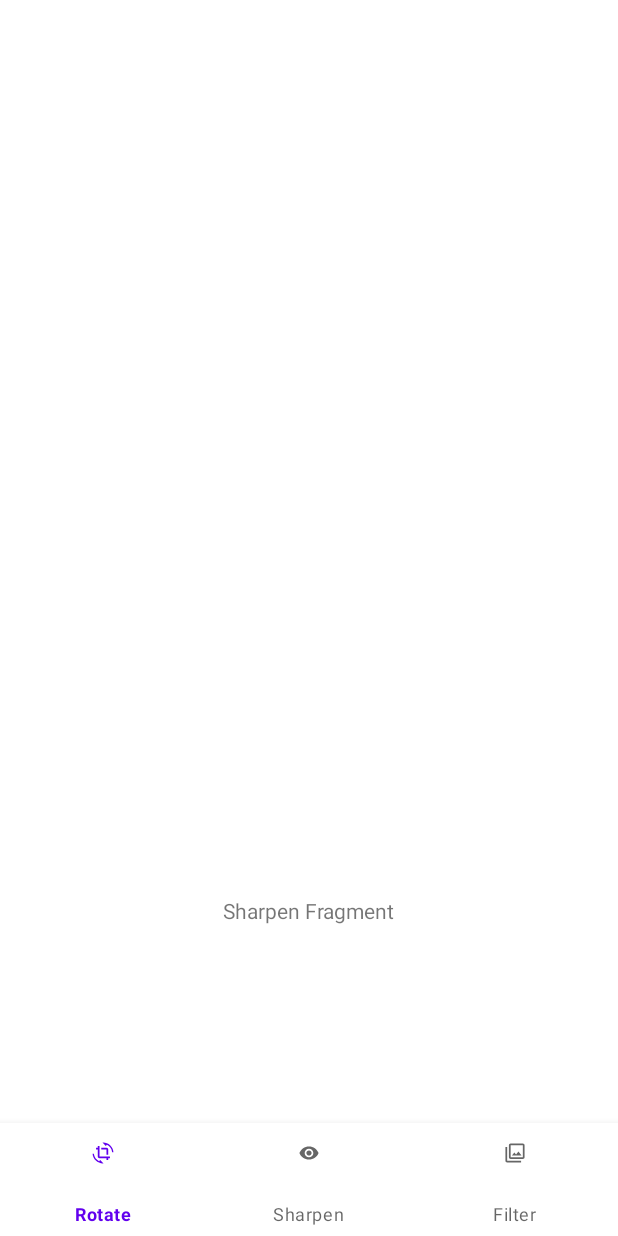
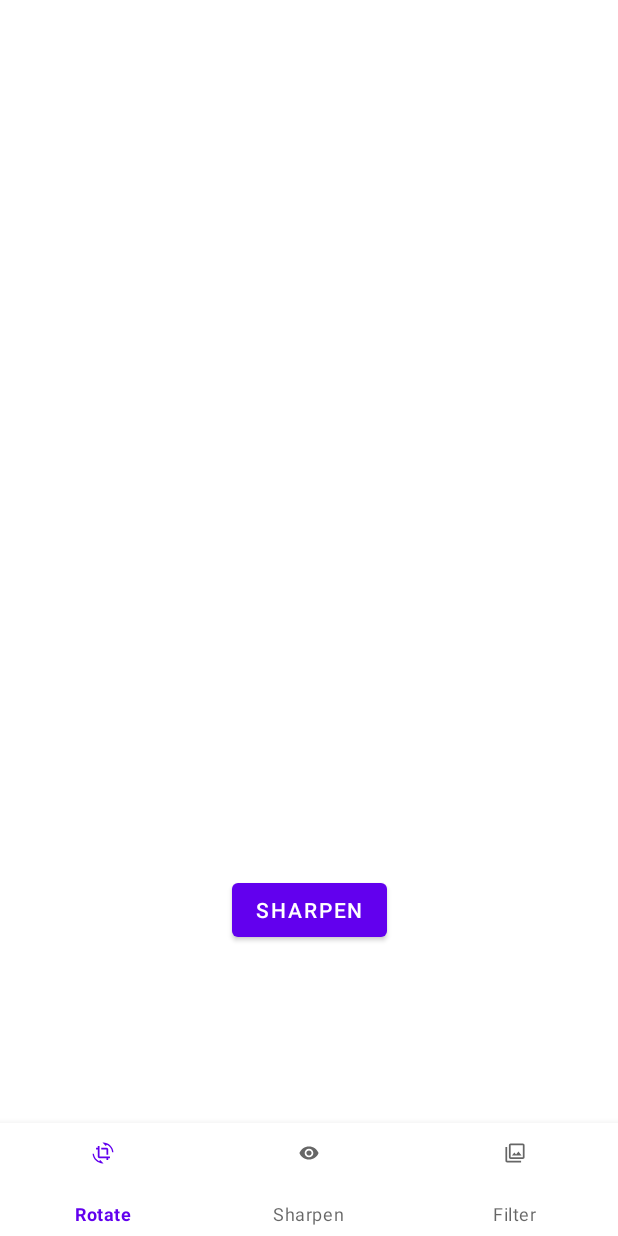
Before and after one commit to xIshuxx/ImageEditingApplication, an Android app: the SharpenFragment screen opened directly, with no data from a screen before it, on a phone screen of 412 x 824 dp. Before the commit the screen is almost empty. Run offline under Robolectric (Android 15) with nearby library versions, the phone set to English and light mode, and no system bars.

Commit message:
Code fixes.onViewCreated

```diff
--- a/app/src/main/java/com/example/imgeditor/ImgEditing.kt
+++ b/app/src/main/java/com/example/imgeditor/ImgEditing.kt
@@ -5,6 +5,7 @@ import android.graphics.BitmapFactory
 import android.net.Uri
 import android.os.Bundle
 import android.provider.MediaStore
+import android.widget.Button
 import androidx.appcompat.app.AppCompatActivity
 import androidx.fragment.app.Fragment
 import com.example.imgeditor.databinding.ActivityImgEditingBinding
@@ -51,7 +52,6 @@ class ImgEditing : AppCompatActivity() {
             }
             true
         }
-
     }
 
     private fun setCurrentFragment(fragment:Fragment)=supportFragmentManager.beginTransaction().apply {
--- a/app/src/main/java/com/example/imgeditor/RotateFragment.kt
+++ b/app/src/main/java/com/example/imgeditor/RotateFragment.kt
@@ -33,13 +33,16 @@ class RotateFragment(imgEditing: ImgEditing) :Fragment(){
         container: ViewGroup?,
         savedInstanceState: Bundle?
     ): View? {
-        val view= inflater.inflate(R.layout.fragment_rotate,container,false)
-        val btn= view?.findViewById<Button>(R.id.BtnRotate)
+        return inflater.inflate(R.layout.fragment_rotate,container,false)
+    }
+
+    override fun onViewCreated(view: View, savedInstanceState: Bundle?) {
+        super.onViewCreated(view, savedInstanceState)
+        val btn= view.findViewById<Button>(R.id.BtnRotate)
         btn?.setOnClickListener {
 
             activity.binding.imageView.setImageBitmap(rotateImage90deg())
         }
-        return view
     }
 
     private fun rotateImage90deg():Bitmap{
--- a/app/src/main/java/com/example/imgeditor/SharpenFragment.kt
+++ b/app/src/main/java/com/example/imgeditor/SharpenFragment.kt
@@ -1,7 +1,40 @@
 package com.example.imgeditor
-
+import android.os.Bundle
+import android.view.LayoutInflater
+import android.view.View
+import android.view.ViewGroup
+import android.widget.Button
 import androidx.fragment.app.Fragment
 
-class SharpenFragment(imgEditing: ImgEditing):Fragment(R.layout.fragment_sharpen) {
+
+
+class SharpenFragment(imgEditing: ImgEditing) :Fragment(){
+
+    private var activity=imgEditing
+
+    override fun onCreate(savedInstanceState: Bundle?) {
+        super.onCreate(savedInstanceState)
+    }
+
+    override fun onCreateView(
+        inflater: LayoutInflater,
+        container: ViewGroup?,
+        savedInstanceState: Bundle?
+    ): View? {
+        return inflater.inflate(R.layout.fragment_sharpen,container,false)
+    }
+
+    override fun onViewCreated(view: View, savedInstanceState: Bundle?) {
+        super.onViewCreated(view, savedInstanceState)
+        val btn= view?.findViewById<Button>(R.id.BtnSharpen)
+        btn?.setOnClickListener {
+            activity.binding.imageView.setImageBitmap(null)
+        }
+    }
+
+
+
+
+
 
 }
--- a/app/src/main/res/layout/fragment_sharpen.xml
+++ b/app/src/main/res/layout/fragment_sharpen.xml
@@ -7,15 +7,13 @@
     android:layout_height="match_parent"
     tools:context=".ImgEditing">
 
-    <TextView
-        android:id="@+id/tvSharpenFragment"
+    <Button
+        android:id="@+id/BtnSharpen"
         android:layout_width="wrap_content"
         android:layout_height="wrap_content"
-        android:text="Sharpen Fragment"
+        android:text="Sharpen"
         app:layout_constraintBottom_toBottomOf="parent"
         app:layout_constraintEnd_toEndOf="parent"
-        app:layout_constraintHorizontal_bias="0.5"
         app:layout_constraintStart_toStartOf="parent"
         app:layout_constraintTop_toTopOf="parent" />
-
 </androidx.constraintlayout.widget.ConstraintLayout>
```
